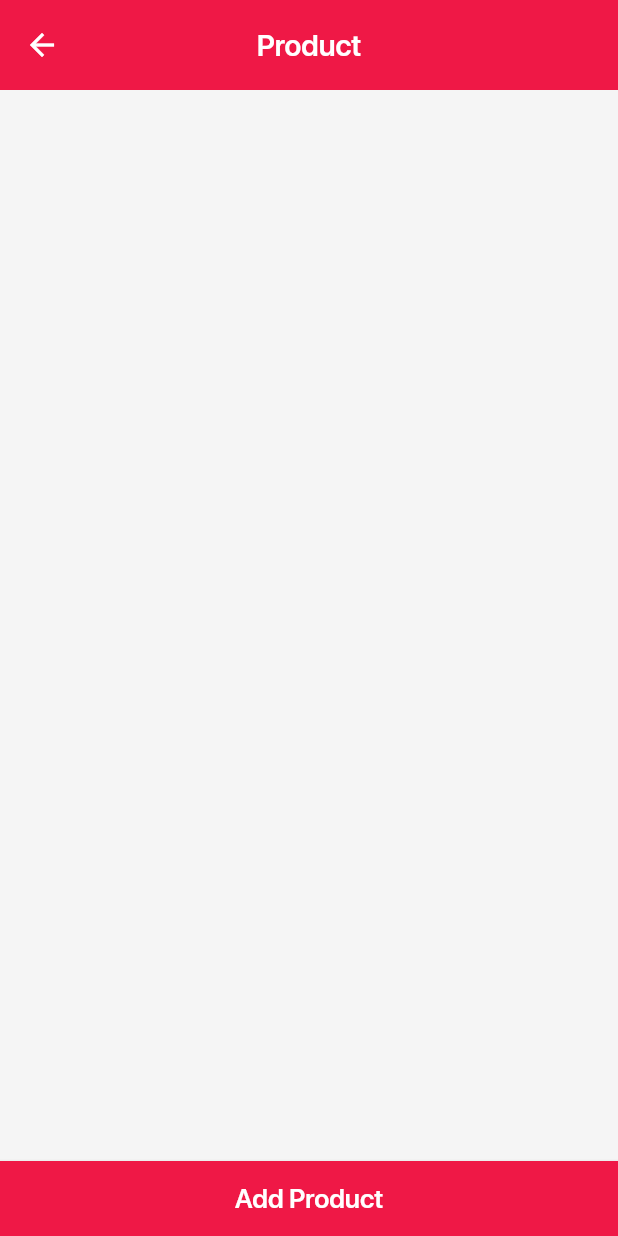
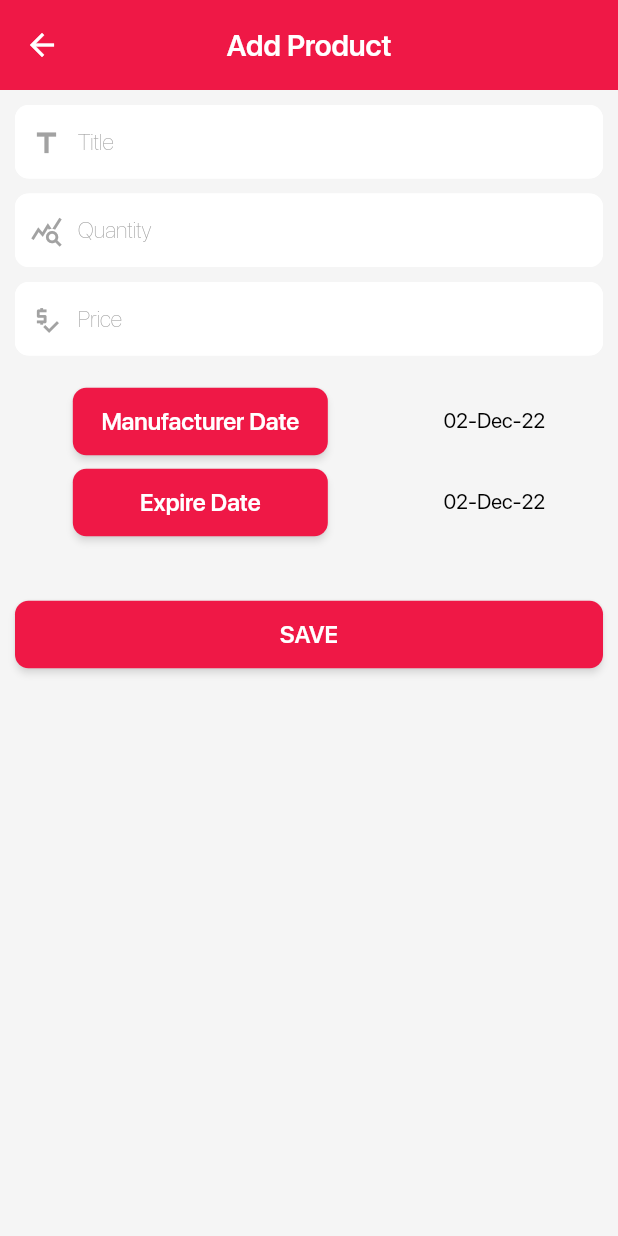
Before and after one commit to duetianmehedishuvo/product_buy_sell_using_blockchain_firebase, a Flutter app: the ProductScreen screen opened directly, after a tap on "Add Product", on a phone screen of 412 x 824 dp. Run offline on Flutter 3.47's test engine with Material 2 defaults, Android fonts, the phone set to English and light mode, and no system bars; our stand-ins replace cloud_firestore, firebase_core, flutter_svg, get_it, image_gallery_saver, permission_handler and 3 more; missing offline and left inert: encryptor, syncfusion_flutter_barcodes; accounts and stored records are empty; project files that could hold a hidden picture were left out.

```diff
--- /dev/null
+++ b/lib/data/model/response/Product_model.dart
@@ -0,0 +1,37 @@
+class ProductModel {
+  ProductModel({
+    this.productId,
+    this.title,
+    this.quantity,
+    this.price,
+    this.manufacturerDate,
+    this.expiredDate,
+  });
+
+  ProductModel.fromJson(dynamic json) {
+    productId = json['product_id'];
+    title = json['title'];
+    quantity = json['quantity'];
+    price = json['price'];
+    manufacturerDate = json['manufacturer_date'];
+    expiredDate = json['expired_date'];
+  }
+
+  int? productId;
+  String? title;
+  int? quantity;
+  double? price;
+  String? manufacturerDate;
+  String? expiredDate;
+
+  Map<String, dynamic> toJson() {
+    final map = <String, dynamic>{};
+    map['product_id'] = productId;
+    map['title'] = title;
+    map['quantity'] = quantity;
+    map['price'] = price;
+    map['manufacturer_date'] = manufacturerDate;
+    map['expired_date'] = expiredDate;
+    return map;
+  }
+}
--- a/lib/data/repository/auth_repo.dart
+++ b/lib/data/repository/auth_repo.dart
@@ -40,8 +40,8 @@ class AuthRepo {
     return sharedPreferences.getString(AppConstant.name) ?? "";
   }
 
-  String getUserType() {
-    return sharedPreferences.getString(AppConstant.userType) ?? "";
+  int getUserType() {
+    return sharedPreferences.getInt(AppConstant.userType) ?? 0;
   }
 
   String getUserPhone() {
--- a/lib/helper/date_converter.dart
+++ b/lib/helper/date_converter.dart
@@ -43,9 +43,7 @@ class DateConverter {
   }
 
   static String dateFormatStyle2(DateTime dateTime) {
-    String date = DateFormat('dd-MMMM-yyyy').format(dateTime);
+    String date = DateFormat('dd-MMM-yy').format(dateTime);
     return date;
   }
-
-
 }
--- /dev/null
+++ b/lib/screens/admin/product/add_product_screen.dart
@@ -0,0 +1,138 @@
+import 'package:flutter/material.dart';
+import 'package:product_buy_sell/data/model/response/Product_model.dart';
+import 'package:product_buy_sell/helper/secret_key.dart';
+import 'package:product_buy_sell/provider/admin_dashboard_provider.dart';
+import 'package:product_buy_sell/screens/admin/product/add_product_screen2.dart';
+import 'package:product_buy_sell/util/helper.dart';
+import 'package:product_buy_sell/util/theme/app_colors.dart';
+import 'package:product_buy_sell/util/theme/text.styles.dart';
+import 'package:product_buy_sell/widgets/custom_button.dart';
+import 'package:product_buy_sell/widgets/custom_text.dart';
+import 'package:product_buy_sell/widgets/custom_text_field.dart';
+import 'package:product_buy_sell/widgets/snackbar_message.dart';
+import 'package:provider/provider.dart';
+
+class AddProductScreen extends StatelessWidget {
+  AddProductScreen({Key? key}) : super(key: key);
+  final TextEditingController titleEditingController = TextEditingController();
+  final TextEditingController quantityEditingController = TextEditingController();
+  final TextEditingController priceEditingController = TextEditingController();
+
+  final FocusNode titleFocusNode = FocusNode();
+  final FocusNode quantityFocusNode = FocusNode();
+  final FocusNode priceFocusNode = FocusNode();
+
+  @override
+  Widget build(BuildContext context) {
+    return Scaffold(
+      backgroundColor: colorBackground,
+      appBar: AppBar(
+        title: CustomText(title: 'Add Product', textStyle: sfProStyle600SemiBold.copyWith(color: Colors.white, fontSize: 20)),
+        backgroundColor: colorPrimary,
+        centerTitle: true,
+        elevation: 0,
+        toolbarHeight: 60,
+      ),
+      body: Consumer<AdminDashboardProvider>(
+        builder: (context, dashboardProvider, child) => ListView(
+          padding: const EdgeInsets.symmetric(horizontal: 10, vertical: 10),
+          physics: const BouncingScrollPhysics(),
+          children: [
+            CustomTextField(
+                hintText: 'Title',
+                prefixIconUrl: Icons.title,
+                inputType: TextInputType.text,
+                isShowPrefixIcon: true,
+                verticalSize: 15,
+                focusNode: titleFocusNode,
+                nextFocus: quantityFocusNode,
+                controller: titleEditingController,
+                isCancelShadow: true),
+            const SizedBox(height: 10),
+            CustomTextField(
+                hintText: 'Quantity',
+                prefixIconUrl: Icons.query_stats,
+                inputType: TextInputType.number,
+                isShowPrefixIcon: true,
+                focusNode: quantityFocusNode,
+                nextFocus: priceFocusNode,
+                controller: quantityEditingController,
+                verticalSize: 15,
+                isCancelShadow: true),
+            const SizedBox(height: 10),
+            CustomTextField(
+                hintText: 'Price',
+                prefixIconUrl: Icons.price_check,
+                inputType: TextInputType.number,
+                isShowPrefixIcon: true,
+                verticalSize: 15,
+                focusNode: priceFocusNode,
+                controller: priceEditingController,
+                inputAction: TextInputAction.done,
+                isCancelShadow: true),
+            const SizedBox(height: 20),
+            Row(
+              mainAxisAlignment: MainAxisAlignment.spaceAround,
+              children: [
+                SizedBox(
+                    width: 170,
+                    child: CustomButton(
+                      btnTxt: 'Manufacturer Date',
+                      onTap: () {
+                        dashboardProvider.changeManufacturerDate(context);
+                      },
+                      fontSize: 16,
+                    )),
+                CustomText(
+                  title: dashboardProvider.manufacturerDate,
+                  color: Colors.black,
+                )
+              ],
+            ),
+            const SizedBox(height: 6),
+            Row(
+              mainAxisAlignment: MainAxisAlignment.spaceAround,
+              children: [
+                SizedBox(
+                    width: 170,
+                    child: CustomButton(
+                      btnTxt: 'Expire Date',
+                      onTap: () {
+                        dashboardProvider.changeExpireDate(context);
+                      },
+                      fontSize: 16,
+                    )),
+                CustomText(title: dashboardProvider.expireDateText, color: Colors.black)
+              ],
+            ),
+            const SizedBox(height: 40),
+            CustomButton(
+              btnTxt: 'SAVE',
+              onTap: () {
+                if (titleEditingController.text.isEmpty || quantityEditingController.text.isEmpty || priceEditingController.text.isEmpty) {
+                  showMessage(context, message: 'please write all of the form fields');
+                } else {
+                  ProductModel productModel = ProductModel(
+                    productId: DateTime.now().microsecondsSinceEpoch,
+                    title: encryptedText(titleEditingController.text),
+                    quantity: int.parse(quantityEditingController.text),
+                    price: double.parse(priceEditingController.text),
+                    manufacturerDate: encryptedText(dashboardProvider.manufacturerDate),
+                    expiredDate: encryptedText(dashboardProvider.expireDateText),
+                  );
+
+                  dashboardProvider.addProduct(productModel, context).then((value) {
+                    if (value == true) {
+                      Helper.toScreen(context, const AddProductScreen2());
+                    }
+                  });
+                }
+              },
+              fontSize: 16,
+            )
+          ],
+        ),
+      ),
+    );
+  }
+}
--- a/lib/screens/admin/product/product_screen.dart
+++ b/lib/screens/admin/product/product_screen.dart
@@ -1,4 +1,10 @@
+import 'package:cloud_firestore/cloud_firestore.dart';
 import 'package:flutter/material.dart';
+import 'package:product_buy_sell/data/firebase/firestore_database_helper.dart';
+import 'package:product_buy_sell/data/model/response/Product_model.dart';
+import 'package:product_buy_sell/helper/secret_key.dart';
+import 'package:product_buy_sell/screens/admin/product/add_product_screen.dart';
+import 'package:product_buy_sell/util/helper.dart';
 import 'package:product_buy_sell/util/theme/app_colors.dart';
 import 'package:product_buy_sell/util/theme/text.styles.dart';
 import 'package:product_buy_sell/widgets/custom_button.dart';
@@ -12,7 +18,13 @@ class ProductScreen extends StatelessWidget {
     return Scaffold(
       bottomNavigationBar: SizedBox(
         height: 50,
-        child: CustomButton(btnTxt: 'Add Product',onTap: (){},radius: 0,),
+        child: CustomButton(
+          btnTxt: 'Add Product',
+          onTap: () {
+            Helper.toScreen(context, AddProductScreen());
+          },
+          radius: 0,
+        ),
       ),
       appBar: AppBar(
         title: CustomText(title: 'Product', textStyle: sfProStyle600SemiBold.copyWith(color: Colors.white, fontSize: 20)),
@@ -21,6 +33,75 @@ class ProductScreen extends StatelessWidget {
         elevation: 0,
         toolbarHeight: 60,
       ),
+      body: StreamBuilder(
+          stream: FirebaseFirestore.instance.collection(products).snapshots(),
+          builder: (context, AsyncSnapshot<QuerySnapshot> snapshots) {
+            if (!snapshots.hasData) {
+              return const Center(child: CircularProgressIndicator());
+            } else {
+              if (snapshots.data!.docs.isEmpty) {
+                return const Text('No data available');
+              } else {
+                return ListView.builder(
+                  itemCount: snapshots.data!.docs.length,
+                  physics: const BouncingScrollPhysics(),
+                  reverse: true,
+                  padding: const EdgeInsets.symmetric(horizontal: 10),
+                  itemBuilder: (context, index) {
+                    ProductModel products = ProductModel.fromJson(snapshots.data!.docs[index].data() as Map<String, dynamic>);
+
+                    return InkWell(
+                      onTap: () {
+                        // Helper.toScreen(context, UserDetailsScreen(products));
+                      },
+                      child: Container(
+                        padding: const EdgeInsets.symmetric(horizontal: 10, vertical: 5),
+                        margin: const EdgeInsets.only(top: 10),
+                        decoration: BoxDecoration(
+                            color: Colors.white,
+                            boxShadow: [
+                              BoxShadow(
+                                  color: Colors.grey.withOpacity(.1), blurRadius: 10.0, spreadRadius: 3.0, offset: const Offset(0.0, 0.0))
+                            ],
+                            borderRadius: BorderRadius.circular(10)),
+                        child: Row(
+                          children: [
+                            Expanded(
+                              child: Column(
+                                crossAxisAlignment: CrossAxisAlignment.start,
+                                children: [
+                                  CustomText(
+                                      title: 'ID: ${products.productId}',
+                                      color: Colors.black,
+                                      textStyle: sfProStyle700Bold.copyWith(fontSize: 16)),
+                                  const SizedBox(height: 3),
+                                  CustomText(
+                                    title: 'TITLE: ${decryptedText(products.title!)}',
+                                    color: Colors.black,
+                                    textStyle: sfProStyle400Regular.copyWith(color: Colors.black.withOpacity(.9), fontSize: 15),
+                                  ),
+                                  const SizedBox(height: 3),
+                                  CustomText(
+                                    title: 'MANUFACTURE DATE: ${decryptedText(products.manufacturerDate!)}',
+                                    color: Colors.black87,
+                                    textStyle: sfProStyle400Regular.copyWith(color: Colors.black87, fontSize: 14),
+                                  ),
+                                ],
+                              ),
+                            ),
+                            const Icon(
+                              Icons.arrow_forward,
+                              color: Colors.black,
+                            )
+                          ],
+                        ),
+                      ),
+                    );
+                  },
+                );
+              }
+            }
+          }),
     );
   }
 }
```
Also changed, not shown: lib/data/firebase/firestore_database_helper.dart (+41 -0 lines), lib/helper/secret_key.dart (added, +11 -0 lines), lib/provider/admin_dashboard_provider.dart (+122 -0 lines), lib/provider/auth_provider.dart (+18 -26 lines), lib/screens/admin/product/add_product_screen2.dart (added, +141 -0 lines), lib/screens/auth/login_screen.dart (+11 -9 lines), pubspec.yaml (+7 -0 lines), pubspec.lock, 1 other file.
